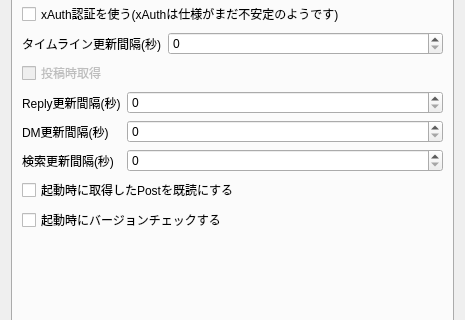
First picture: the form in settingdialog.ui, repository plus7/Qween, before the edit; both pictures show x 0 to 465 and y 100 to 420 of the 465 by 571 pixel window.
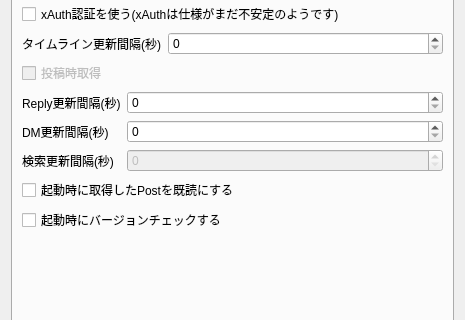
Second picture: the form after the edit. The open tabs and pages were chosen to show the change.

The edit to the form file:
```diff
--- a/settingdialog.ui
+++ b/settingdialog.ui
@@ -137,7 +137,11 @@
           </widget>
          </item>
          <item row="2" column="1">
-          <widget class="QSpinBox" name="spinSearchUpdateIntv"/>
+          <widget class="QSpinBox" name="spinSearchUpdateIntv">
+           <property name="enabled">
+            <bool>false</bool>
+           </property>
+          </widget>
          </item>
          <item row="2" column="0">
           <widget class="QLabel" name="label_6">
```
Left out of the diff: 7 changed lines with no effect on the pictures.
